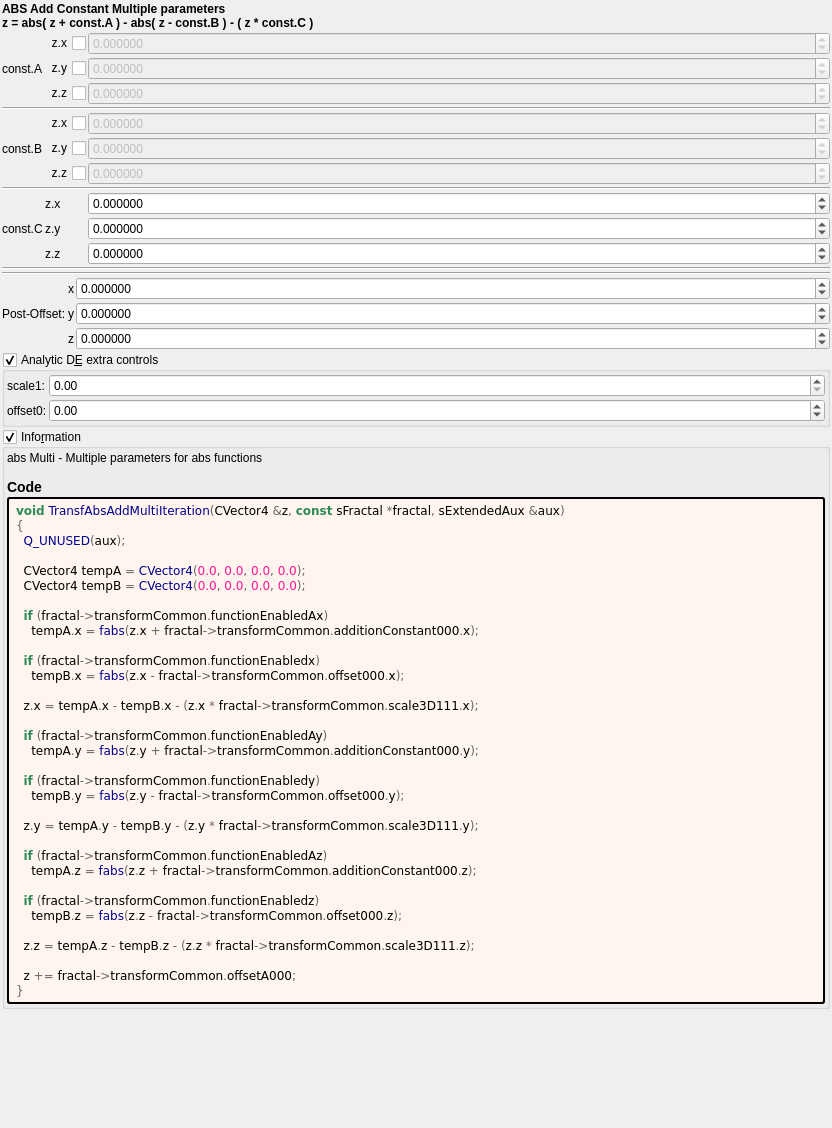
Old version of the form mandelbulber2/formula/ui/transf_abs_add_multi.ui in the repository buddhi1980/mandelbulber2.
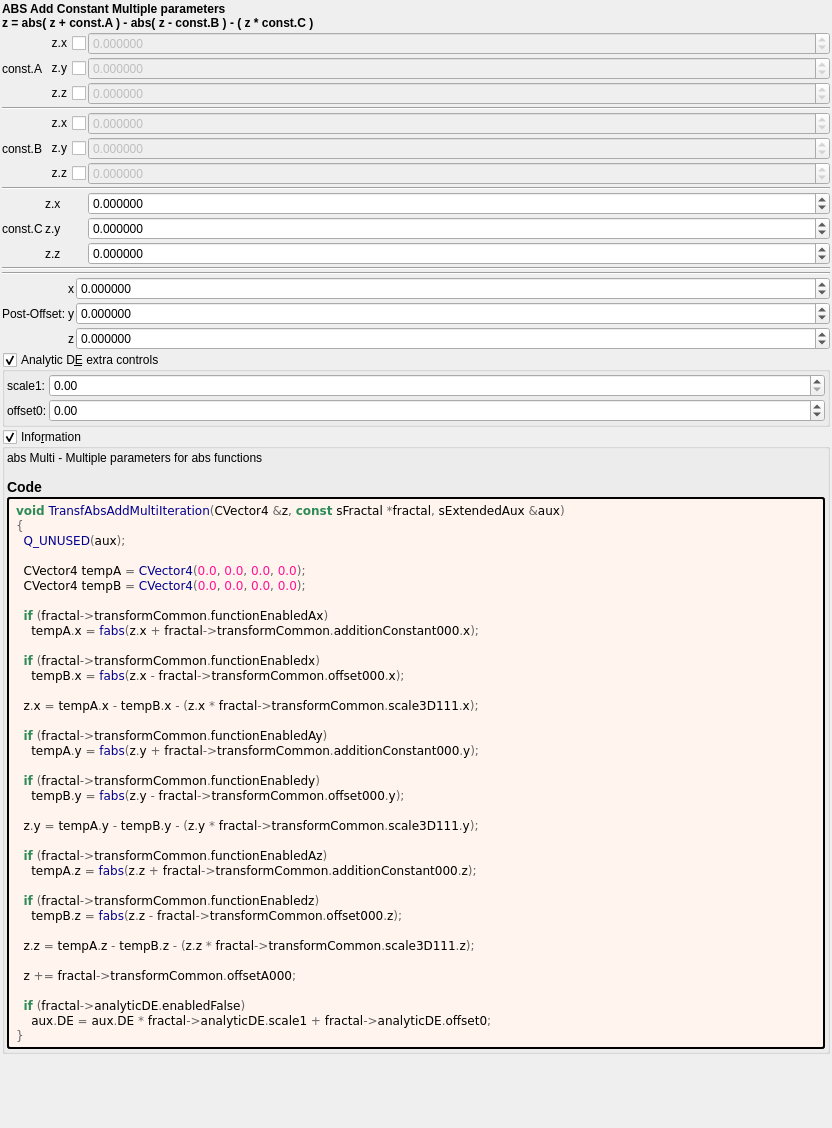
New version of the form. Custom widgets are drawn as their Qt base class.

Diff of the .ui file:
```diff
--- a/mandelbulber2/formula/ui/transf_abs_add_multi.ui
+++ b/mandelbulber2/formula/ui/transf_abs_add_multi.ui
@@ -730,6 +730,9 @@
   z&lt;span style=&quot;color:#676767&quot;&gt;.&lt;/span&gt;z &lt;span style=&quot;color:#676767&quot;&gt;=&lt;/span&gt; tempA&lt;span style=&quot;color:#676767&quot;&gt;.&lt;/span&gt;z &lt;span style=&quot;color:#676767&quot;&gt;-&lt;/span&gt; tempB&lt;span style=&quot;color:#676767&quot;&gt;.&lt;/span&gt;z &lt;span style=&quot;color:#676767&quot;&gt;- (&lt;/span&gt;z&lt;span style=&quot;color:#676767&quot;&gt;.&lt;/span&gt;z &lt;span style=&quot;color:#676767&quot;&gt;*&lt;/span&gt; fractal&lt;span style=&quot;color:#676767&quot;&gt;-&amp;gt;&lt;/span&gt;transformCommon&lt;span style=&quot;color:#676767&quot;&gt;.&lt;/span&gt;scale3D111&lt;span style=&quot;color:#676767&quot;&gt;.&lt;/span&gt;z&lt;span style=&quot;color:#676767&quot;&gt;);&lt;/span&gt;
 
   z &lt;span style=&quot;color:#676767&quot;&gt;+=&lt;/span&gt; fractal&lt;span style=&quot;color:#676767&quot;&gt;-&amp;gt;&lt;/span&gt;transformCommon&lt;span style=&quot;color:#676767&quot;&gt;.&lt;/span&gt;offsetA000&lt;span style=&quot;color:#676767&quot;&gt;;&lt;/span&gt;
+
+  &lt;span style=&quot;color:#2e8b57; font-weight:bold&quot;&gt;if&lt;/span&gt; &lt;span style=&quot;color:#676767&quot;&gt;(&lt;/span&gt;fractal&lt;span style=&quot;color:#676767&quot;&gt;-&amp;gt;&lt;/span&gt;analyticDE&lt;span style=&quot;color:#676767&quot;&gt;.&lt;/span&gt;enabledFalse&lt;span style=&quot;color:#676767&quot;&gt;)&lt;/span&gt;
+    aux&lt;span style=&quot;color:#676767&quot;&gt;.&lt;/span&gt;DE &lt;span style=&quot;color:#676767&quot;&gt;=&lt;/span&gt; aux&lt;span style=&quot;color:#676767&quot;&gt;.&lt;/span&gt;DE &lt;span style=&quot;color:#676767&quot;&gt;*&lt;/span&gt; fractal&lt;span style=&quot;color:#676767&quot;&gt;-&amp;gt;&lt;/span&gt;analyticDE&lt;span style=&quot;color:#676767&quot;&gt;.&lt;/span&gt;scale1 &lt;span style=&quot;color:#676767&quot;&gt;+&lt;/span&gt; fractal&lt;span style=&quot;color:#676767&quot;&gt;-&amp;gt;&lt;/span&gt;analyticDE&lt;span style=&quot;color:#676767&quot;&gt;.&lt;/span&gt;offset0&lt;span style=&quot;color:#676767&quot;&gt;;&lt;/span&gt;
 &lt;span style=&quot;color:#676767&quot;&gt;}&lt;/span&gt;
 &lt;/pre&gt;
 &lt;/body&gt;</string>
```
Left out of the diff: 10 changed lines with no effect on the pictures.
